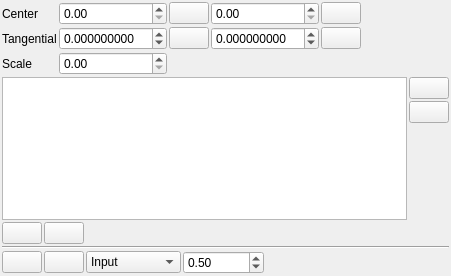
NickPenkrat/corecvs, file utils/distortioncorrector/lensDistortionModelParametersControlWidget.ui: the form before one commit.
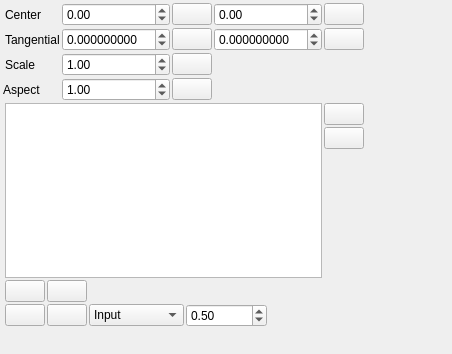
The form after the commit. Icons and pictures are not drawn.

Commit message: Generator changes. Distortion widget deconstrutcion

```diff
--- a/utils/distortioncorrector/lensDistortionModelParametersControlWidget.ui
+++ b/utils/distortioncorrector/lensDistortionModelParametersControlWidget.ui
@@ -6,8 +6,8 @@
    <rect>
     <x>0</x>
     <y>0</y>
-    <width>451</width>
-    <height>276</height>
+    <width>452</width>
+    <height>354</height>
    </rect>
   </property>
   <property name="windowTitle">
@@ -15,72 +15,75 @@
   </property>
   <layout class="QGridLayout" name="gridLayout">
    <property name="leftMargin">
-    <number>2</number>
+    <number>3</number>
    </property>
    <property name="topMargin">
-    <number>2</number>
+    <number>3</number>
    </property>
    <property name="rightMargin">
-    <number>2</number>
+    <number>3</number>
    </property>
    <property name="bottomMargin">
-    <number>2</number>
+    <number>3</number>
    </property>
    <property name="spacing">
     <number>2</number>
    </property>
    <item row="0" column="1">
-    <widget class="QDoubleSpinBox" name="centerXSpinBox">
-     <property name="maximum">
-      <double>99999.990000000005239</double>
-     </property>
-    </widget>
-   </item>
-   <item row="0" column="0">
     <widget class="QLabel" name="centerLabel">
      <property name="text">
       <string>Center</string>
      </property>
     </widget>
    </item>
+   <item row="0" column="2">
+    <widget class="QDoubleSpinBox" name="centerXSpinBox">
+     <property name="minimum">
+      <double>-999999.000000000000000</double>
+     </property>
+     <property name="maximum">
+      <double>99999.990000000005239</double>
+     </property>
+    </widget>
+   </item>
    <item row="0" column="3">
+    <widget class="QPushButton" name="resetCxPushButton">
+     <property name="sizePolicy">
+      <sizepolicy hsizetype="Maximum" vsizetype="Fixed">
+       <horstretch>0</horstretch>
+       <verstretch>0</verstretch>
+      </sizepolicy>
+     </property>
+     <property name="text">
+      <string/>
+     </property>
+     <property name="icon">
+      <iconset resource="../../resources/main.qrc">
+       <normaloff>:/new/prefix1/bullet_blue.png</normaloff>:/new/prefix1/bullet_blue.png</iconset>
+     </property>
+     <property name="iconSize">
+      <size>
+       <width>16</width>
+       <height>16</height>
+      </size>
+     </property>
+    </widget>
+   </item>
+   <item row="0" column="4">
     <widget class="QDoubleSpinBox" name="centerYSpinBox">
+     <property name="minimum">
+      <double>-99999.000000000000000</double>
+     </property>
      <property name="maximum">
       <double>99999.990000000005239</double>
      </property>
-    </widget>
-   </item>
-   <item row="10" column="0">
-    <spacer name="verticalSpacer">
-     <property name="orientation">
-      <enum>Qt::Vertical</enum>
+     <property name="value">
+      <double>0.000000000000000</double>
      </property>
-     <property name="sizeHint" stdset="0">
-      <size>
-       <width>20</width>
-       <height>40</height>
-      </size>
-     </property>
-    </spacer>
-   </item>
-   <item row="5" column="0">
-    <widget class="QLabel" name="label_13">
-     <property name="text">
-      <string>Scale</string>
-     </property>
     </widget>
    </item>
-   <item row="5" column="1">
-    <widget class="QDoubleSpinBox" name="scaleSpinBox"/>
-   </item>
-   <item row="1" column="2">
-    <widget class="QPushButton" name="resetP1PushButton">
-     <property name="sizePolicy">
-      <sizepolicy hsizetype="Maximum" vsizetype="Fixed">
-       <horstretch>0</horstretch>
-       <verstretch>0</verstretch>
-      </sizepolicy>
-     </property>
+   <item row="0" column="5" colspan="2">
+    <widget class="QPushButton" name="resetCyPushButton">
      <property name="text">
       <string/>
      </property>
@@ -96,57 +99,76 @@
      </property>
     </widget>
    </item>
+   <item row="0" column="7">
+    <spacer name="horizontalSpacer_3">
+     <property name="orientation">
+      <enum>Qt::Horizontal</enum>
+     </property>
+     <property name="sizeHint" stdset="0">
+      <size>
+       <width>40</width>
+       <height>20</height>
+      </size>
+     </property>
+    </spacer>
+   </item>
    <item row="1" column="1">
-    <widget class="QDoubleSpinBox" name="tangential1SpinBox">
-     <property name="decimals">
-      <number>9</number>
-     </property>
-     <property name="minimum">
-      <double>-99.000000000000000</double>
-     </property>
-     <property name="singleStep">
-      <double>0.000100000000000</double>
-     </property>
-    </widget>
-   </item>
-   <item row="1" column="3">
-    <widget class="QDoubleSpinBox" name="tangential2SpinBox">
-     <property name="decimals">
-      <number>9</number>
-     </property>
-     <property name="minimum">
-      <double>-99.000000000000000</double>
-     </property>
-     <property name="singleStep">
-      <double>0.000100000000000</double>
-     </property>
-    </widget>
-   </item>
-   <item row="0" column="4">
-    <widget class="QPushButton" name="resetCxPushButton_3">
-     <property name="text">
-      <string/>
-     </property>
-     <property name="icon">
-      <iconset resource="../../resources/main.qrc">
-       <normaloff>:/new/prefix1/bullet_blue.png</normaloff>:/new/prefix1/bullet_blue.png</iconset>
-     </property>
-     <property name="iconSize">
-      <size>
-       <width>16</width>
-       <height>16</height>
-      </size>
-     </property>
-    </widget>
-   </item>
-   <item row="1" column="0">
     <widget class="QLabel" name="label_14">
      <property name="text">
       <string>Tangential</string>
      </property>
     </widget>
    </item>
+   <item row="1" column="2">
+    <widget class="QDoubleSpinBox" name="tangential1SpinBox">
+     <property name="decimals">
+      <number>9</number>
+     </property>
+     <property name="minimum">
+      <double>-99.000000000000000</double>
+     </property>
+     <property name="singleStep">
+      <double>0.000100000000000</double>
+     </property>
+    </widget>
+   </item>
+   <item row="1" column="3">
+    <widget class="QPushButton" name="resetP1PushButton">
+     <property name="sizePolicy">
+      <sizepolicy hsizetype="Maximum" vsizetype="Fixed">
+       <horstretch>0</horstretch>
+       <verstretch>0</verstretch>
+      </sizepolicy>
+     </property>
+     <property name="text">
+      <string/>
+     </property>
+     <property name="icon">
+      <iconset resource="../../resources/main.qrc">
+       <normaloff>:/new/prefix1/bullet_blue.png</normaloff>:/new/prefix1/bullet_blue.png</iconset>
+     </property>
+     <property name="iconSize">
+      <size>
+       <width>16</width>
+       <height>16</height>
+      </size>
+     </property>
+    </widget>
+   </item>
    <item row="1" column="4">
+    <widget class="QDoubleSpinBox" name="tangential2SpinBox">
+     <property name="decimals">
+      <number>9</number>
+     </property>
+     <property name="minimum">
+      <double>-99.000000000000000</double>
+     </property>
+     <property name="singleStep">
+      <double>0.000100000000000</double>
+     </property>
+    </widget>
+   </item>
+   <item row="1" column="5" colspan="2">
     <widget class="QPushButton" name="resetP2PushButton">
      <property name="text">
       <string/>
@@ -163,8 +185,22 @@
      </property>
     </widget>
    </item>
-   <item row="0" column="2">
-    <widget class="QPushButton" name="resetCxPushButton">
+   <item row="2" column="1">
+    <widget class="QLabel" name="label_13">
+     <property name="text">
+      <string>Scale</string>
+     </property>
+    </widget>
+   </item>
+   <item row="2" column="2">
+    <widget class="QDoubleSpinBox" name="scaleSpinBox">
+     <property name="value">
+      <double>1.000000000000000</double>
+     </property>
+    </widget>
+   </item>
+   <item row="2" column="3">
+    <widget class="QPushButton" name="resetScalePushButton">
      <property name="sizePolicy">
       <sizepolicy hsizetype="Maximum" vsizetype="Fixed">
        <horstretch>0</horstretch>
@@ -186,7 +222,44 @@
      </property>
     </widget>
    </item>
-   <item row="6" column="0" colspan="6">
+   <item row="3" column="0" colspan="2">
+    <widget class="QLabel" name="label">
+     <property name="text">
+      <string>Aspect</string>
+     </property>
+    </widget>
+   </item>
+   <item row="3" column="2">
+    <widget class="QDoubleSpinBox" name="aspectSpinBox">
+     <property name="value">
+      <double>1.000000000000000</double>
+     </property>
+    </widget>
+   </item>
+   <item row="3" column="3">
+    <widget class="QPushButton" name="resetAspectPushButton">
+     <property name="sizePolicy">
+      <sizepolicy hsizetype="Maximum" vsizetype="Fixed">
+       <horstretch>0</horstretch>
+       <verstretch>0</verstretch>
+      </sizepolicy>
+     </property>
+     <property name="text">
+      <string/>
+     </property>
+     <property name="icon">
+      <iconset resource="../../resources/main.qrc">
+       <normaloff>:/new/prefix1/bullet_blue.png</normaloff>:/new/prefix1/bullet_blue.png</iconset>
+     </property>
+     <property name="iconSize">
+      <size>
+       <width>16</width>
+       <height>16</height>
+      </size>
+     </property>
+    </widget>
+   </item>
+   <item row="4" column="1" colspan="6">
     <layout class="QGridLayout" name="gridLayout_2">
      <property name="spacing">
       <number>2</number>
@@ -253,7 +326,27 @@
      </item>
     </layout>
    </item>
-   <item row="7" column="0" colspan="6">
+   <item row="5" column="0" rowspan="2">
+    <widget class="Line" name="line">
+     <property name="orientation">
+      <enum>Qt::Horizontal</enum>
+     </property>
+    </widget>
+   </item>
+   <item row="7" column="0" colspan="2">
+    <spacer name="verticalSpacer">
+     <property name="orientation">
+      <enum>Qt::Vertical</enum>
+     </property>
+     <property name="sizeHint" stdset="0">
+      <size>
+       <width>20</width>
+       <height>40</height>
+      </size>
+     </property>
+    </spacer>
+   </item>
+   <item row="5" column="1" colspan="6">
     <layout class="QGridLayout" name="gridLayout_4">
      <item row="0" column="0">
       <widget class="QPushButton" name="loadPushButton">
@@ -304,7 +397,7 @@
      </item>
     </layout>
    </item>
-   <item row="9" column="0" colspan="6">
+   <item row="6" column="1" colspan="6">
     <layout class="QGridLayout" name="gridLayout_3">
      <item row="0" column="2">
       <widget class="QComboBox" name="exampleComboBox">
@@ -399,26 +492,6 @@
      </item>
     </layout>
    </item>
-   <item row="8" column="0" colspan="6">
-    <widget class="Line" name="line">
-     <property name="orientation">
-      <enum>Qt::Horizontal</enum>
-     </property>
-    </widget>
-   </item>
-   <item row="0" column="5" rowspan="2">
-    <spacer name="horizontalSpacer_3">
-     <property name="orientation">
-      <enum>Qt::Horizontal</enum>
-     </property>
-     <property name="sizeHint" stdset="0">
-      <size>
-       <width>40</width>
-       <height>20</height>
-      </size>
-     </property>
-    </spacer>
-   </item>
   </layout>
  </widget>
  <resources>
```
Left out of the diff: 68 changed lines with no effect on the pictures. The commit also changes 69 other files.
